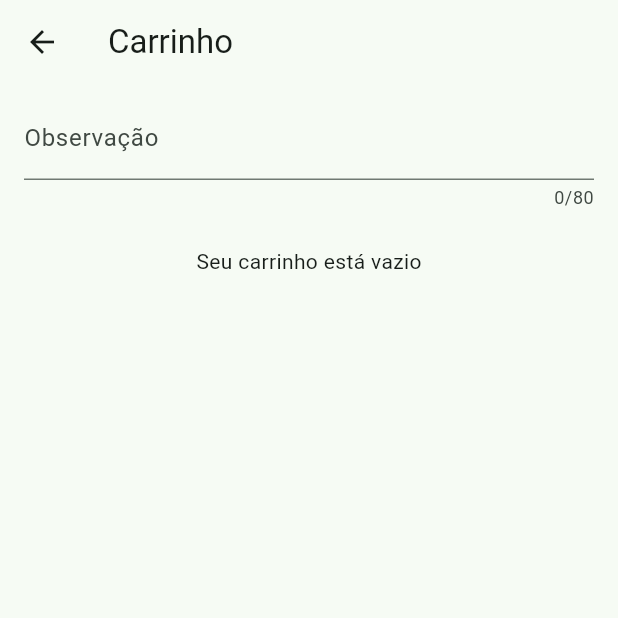
After one commit to GnadtFernando/HortifrutiPraticoApp, a Flutter app: the CartPage screen opened by its route, on a phone screen of 412 x 824 dp, the top half of it. The commit adds this screen. Run offline on Flutter 3.47's test engine with Material 2 defaults, Android fonts, the phone set to English and light mode, and no system bars; our stand-ins replace get, get_storage, transparent_image; accounts and stored records are empty; network calls fail.

Commit message:
inico de carrinho

```diff
--- /dev/null
+++ b/lib/app/data/models/cart_product.dart
@@ -0,0 +1,16 @@
+// ignore_for_file: public_member_api_docs, sort_constructors_first
+import 'package:app_hortifruti_pratico/app/data/models/produto.dart';
+
+class CartProductModel {
+  ProductModel productModel;
+  num quantity;
+  String? observation;
+
+  CartProductModel({
+    required this.productModel,
+    required this.quantity,
+    this.observation,
+  });
+
+  num get total => productModel.preco * quantity;
+}
--- /dev/null
+++ b/lib/app/data/services/cart/service.dart
@@ -0,0 +1,22 @@
+import 'package:app_hortifruti_pratico/app/data/models/cart_product.dart';
+import 'package:app_hortifruti_pratico/app/data/models/store.dart';
+import 'package:get/get.dart';
+
+class CartService extends GetxService {
+  List<CartProductModel> products = RxList<CartProductModel>.empty();
+
+  final store = Rxn<StoreModel>();
+
+  void addProductToCart(CartProductModel cartProductModel) {
+    products.add(cartProductModel);
+  }
+
+  void newCart(StoreModel newStore) {
+    store.value = newStore;
+    products.clear();
+  }
+
+  void removeProductFromCart(CartProductModel cartProductModel) {
+    products.remove(cartProductModel);
+  }
+}
--- /dev/null
+++ b/lib/app/modules/cart/controller.dart
@@ -0,0 +1,17 @@
+import 'package:app_hortifruti_pratico/app/data/models/cart_product.dart';
+import 'package:app_hortifruti_pratico/app/data/models/store.dart';
+import 'package:app_hortifruti_pratico/app/data/services/cart/service.dart';
+import 'package:flutter/material.dart';
+import 'package:get/get.dart';
+import 'package:get_storage/get_storage.dart';
+
+class CartController extends GetxController {
+  final _cartService = Get.find<CartService>();
+  List<CartProductModel> get products => _cartService.products;
+  final observacaoController = TextEditingController();
+  StoreModel? get store => _cartService.store.value;
+
+  void removeProduct(CartProductModel cartProductModel) {
+    _cartService.removeProductFromCart(cartProductModel);
+  }
+}
--- /dev/null
+++ b/lib/app/modules/cart/page.dart
@@ -0,0 +1,72 @@
+import 'package:app_hortifruti_pratico/app/data/models/cart_product.dart';
+import 'package:app_hortifruti_pratico/app/modules/cart/controller.dart';
+import 'package:flutter/material.dart';
+import 'package:get/get.dart';
+import 'package:intl/intl.dart';
+
+class CartPage extends GetView<CartController> {
+  const CartPage({super.key});
+
+  @override
+  Widget build(BuildContext context) {
+    return Scaffold(
+      appBar: AppBar(title: const Text('Carrinho')),
+      body: SingleChildScrollView(
+        child: Obx(
+          () => Column(
+            children: [
+              Padding(
+                padding:
+                    const EdgeInsets.symmetric(vertical: 8, horizontal: 16),
+                child: TextField(
+                  controller: controller.observacaoController,
+                  decoration: const InputDecoration(
+                    labelText: 'Observação',
+                  ),
+                  maxLength: 80,
+                ),
+              ),
+              if (controller.store != null)
+                Align(
+                  child: Padding(
+                    padding:
+                        const EdgeInsets.symmetric(vertical: 8, horizontal: 16),
+                    child: Text(controller.store!.nome),
+                  ),
+                ),
+              for (var cartProduct in controller.products)
+                ListTile(
+                  title: Text(cartProduct.productModel.nome),
+                  subtitle: Text(
+                    '${NumberFormat.simpleCurrency().format(cartProduct.total)} (${NumberFormat.simpleCurrency().format(cartProduct.productModel.preco)})',
+                  ),
+                  leading: _buildProductQuantity(cartProduct),
+                  trailing: IconButton(
+                    icon: const Icon(Icons.delete),
+                    onPressed: () => controller.removeProduct(cartProduct),
+                  ),
+                ),
+              if (controller.products.isEmpty)
+                const Padding(
+                  padding: EdgeInsets.all(16.0),
+                  child: Text('Seu carrinho está vazio'),
+                )
+              else
+                ElevatedButton(
+                  onPressed: () {},
+                  child: const Text('Avançar'),
+                )
+            ],
+          ),
+        ),
+      ),
+    );
+  }
+
+  Widget _buildProductQuantity(CartProductModel cartProductModel) {
+    return Text(
+      NumberFormat.decimalPattern().format(cartProductModel.quantity) +
+          (cartProductModel.productModel.isKG ? 'kg' : 'x'),
+    );
+  }
+}
--- a/lib/app/modules/product/widgets/quantity_and_weight_widget.dart
+++ b/lib/app/modules/product/widgets/quantity_and_weight_widget.dart
@@ -3,7 +3,6 @@ import 'package:app_hortifruti_pratico/app/modules/product/widgets/quantity_widg
 import 'package:app_hortifruti_pratico/app/modules/product/widgets/weight_widget.dart';
 import 'package:flutter/material.dart';
 import 'package:get/get.dart';
-import 'package:intl/intl.dart';
 
 class QuantityAndWeightWidget extends StatelessWidget {
   final bool isKg;
--- a/lib/app/modules/store/page.dart
+++ b/lib/app/modules/store/page.dart
@@ -12,6 +12,11 @@ class StorePage extends GetView<StoreController> {
   @override
   Widget build(BuildContext context) {
     return Scaffold(
+      floatingActionButton: FloatingActionButton(
+        onPressed: () => Get.toNamed(Routes.cart),
+        tooltip: 'Ver carrinho',
+        child: const Icon(Icons.shopping_cart),
+      ),
       body: controller.obx(
         (state) => CustomScrollView(
           slivers: [
--- a/lib/app/routes/routes.dart
+++ b/lib/app/routes/routes.dart
@@ -2,4 +2,5 @@ abstract class Routes {
   static const dashboard = '/';
   static const store = '/store/:id';
   static const product = '/product';
+  static const cart = '/cart';
 }
--- a/lib/main.dart
+++ b/lib/main.dart
@@ -1,5 +1,6 @@
 import 'package:app_hortifruti_pratico/app/core/theme/app_theme.dart';
 import 'package:app_hortifruti_pratico/app/data/provider/api.dart';
+import 'package:app_hortifruti_pratico/app/data/services/cart/service.dart';
 import 'package:app_hortifruti_pratico/app/routes/pages.dart';
 import 'package:app_hortifruti_pratico/app/routes/routes.dart';
 import 'package:flutter/material.dart';
@@ -9,6 +10,7 @@ import 'package:intl/intl.dart';
 
 void main() {
   Get.put<Api>(Api());
+  Get.put<CartService>(CartService());
 
   Intl.defaultLocale = 'pt_BR';
   runApp(
```
Also changed, not shown: lib/app/modules/cart/binding.dart (added, +9 -0 lines), lib/app/modules/product/controller.dart (+24 -1 lines), lib/app/routes/pages.dart (+7 -0 lines).
